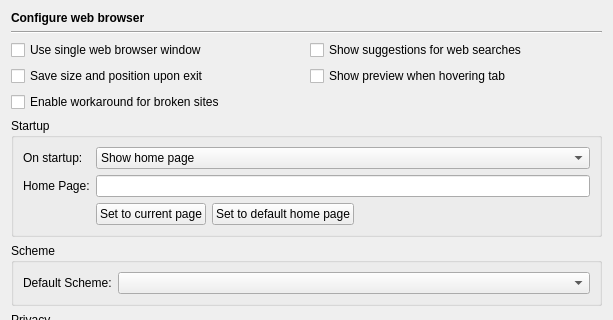
Old version of the form Preferences/ConfigurationPages/HelpWebBrowserPage.ui in the repository testmana2/test; both pictures show x 0 to 613 and y 0 to 320 of the 613 by 1158 pixel window.
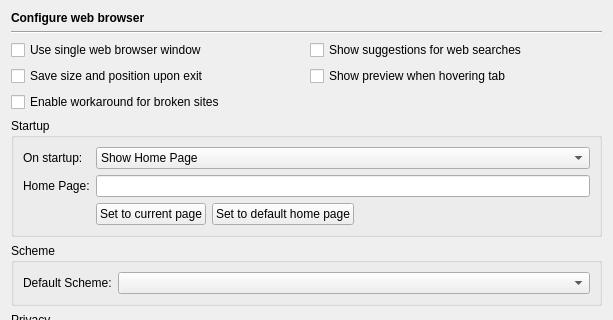
New version of the form.

Commit message: Added a Speed Dial to the web browser including the capability to select the first ten pages by pressing Meta+1 to Meta+0.

```diff
--- a/Preferences/ConfigurationPages/HelpWebBrowserPage.ui
+++ b/Preferences/ConfigurationPages/HelpWebBrowserPage.ui
@@ -105,7 +105,7 @@
         </property>
         <item>
          <property name="text">
-          <string>Show home page</string>
+          <string>Show Home Page</string>
          </property>
         </item>
         <item>
```
Left out of the diff: 9 changed lines with no effect on the pictures. The commit also changes 65 other files.
